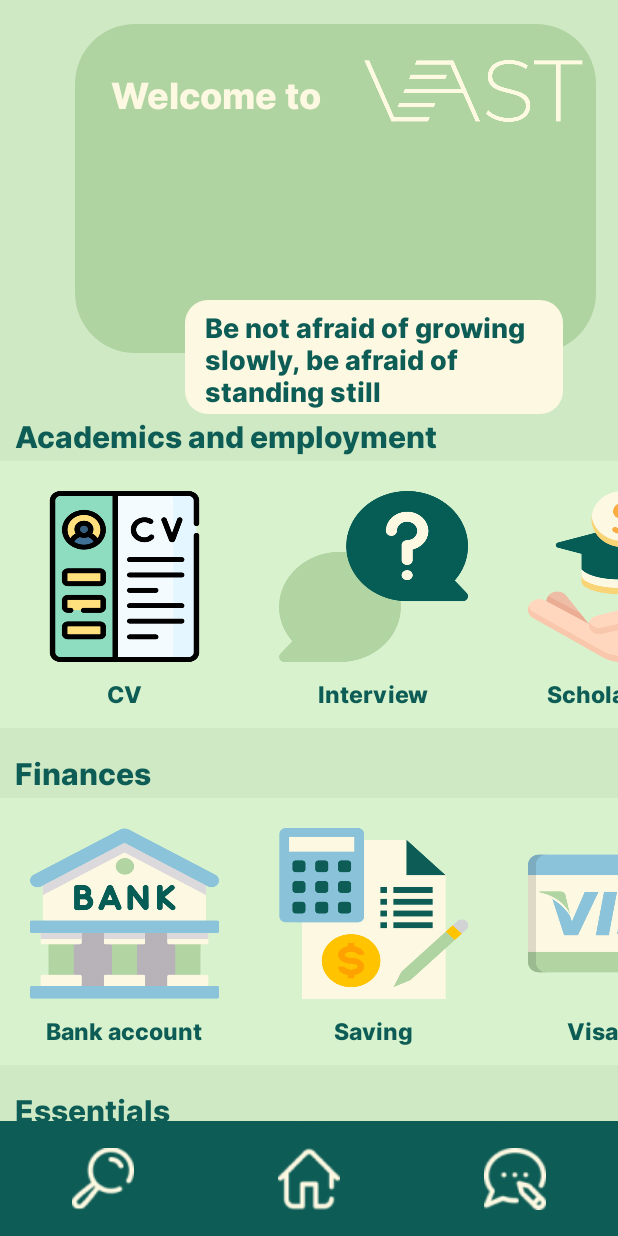
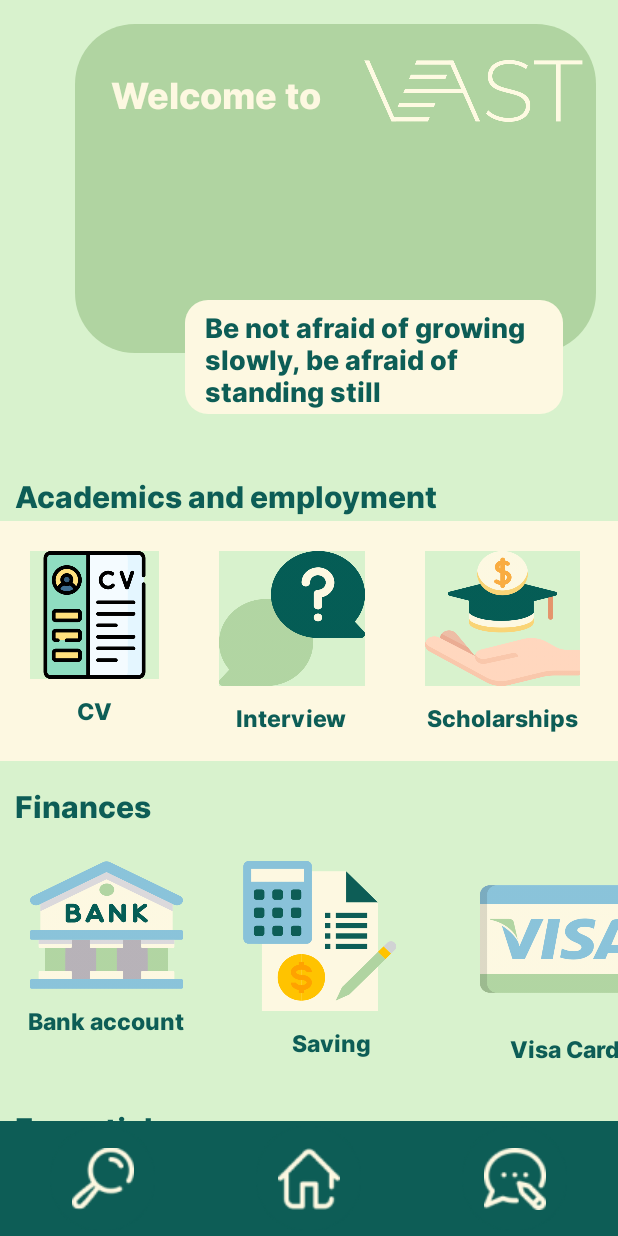
Before and after one commit to davidissak-zade/Vast, an Android app: the screen it shows after launch (MainActivity), on a phone screen of 412 x 824 dp. Run offline under Robolectric (Android 15) with nearby library versions, the phone set to English and light mode, and no system bars.

Commit message:
fix main page design

```diff
--- a/app/src/main/res/layout/activity_main.xml
+++ b/app/src/main/res/layout/activity_main.xml
@@ -5,7 +5,7 @@
     android:orientation="vertical"
     android:layout_width="fill_parent"
     android:layout_height="fill_parent"
-    android:background="#D0E9C5">
+    android:background="#D8f2cd">
 
 
     <ScrollView
@@ -85,6 +85,7 @@
                     android:layout_width="wrap_content"
                     android:layout_height="wrap_content"
                     android:layout_gravity="left"
+                    android:layout_marginTop="40dp"
                     android:fontFamily="@font/inter"
                     android:layout_marginLeft="10dp"
                     android:text="Academics and employment"
@@ -102,33 +103,33 @@
                     <LinearLayout
                         android:layout_width="match_parent"
                         android:layout_height="match_parent"
+                        android:background="#FDF8E1"
                         android:orientation="horizontal">
 
                         <LinearLayout
                             android:layout_width="wrap_content"
-                                android:layout_height="wrap_content"
+                            android:layout_height="149dp"
                             android:orientation="vertical"
-                                android:padding="10dp"
-                                >
+                            android:padding="10dp">
 
                             <ImageButton
                                 android:id="@+id/CV"
-                                android:background="#D8F2CD"
-                                android:layout_width="126dp"
-                                android:layout_height="114dp"
-                                android:scaleType="fitXY"
+                                android:layout_width="86dp"
+                                android:layout_height="99dp"
                                 android:layout_margin="15px"
                                 android:layout_weight="1"
-                                android:src="@drawable/cvimg"
-                                />
+                                android:background="#D8F2CD"
+                                android:scaleType="fitXY"
+                                android:src="@drawable/cvimg" />
+
                             <TextView
                                 android:layout_width="wrap_content"
                                 android:layout_height="wrap_content"
+                                android:layout_gravity="center_horizontal"
+                                android:fontFamily="@font/inter"
                                 android:text="CV"
+                                android:textAlignment="center"
                                 android:textColor="@color/textCOLOR"
-                                android:fontFamily="@font/inter"
-                                android:layout_gravity="center_horizontal"
-                                android:textAlignment="center"
                                 android:textSize="15dp" />
 
                         </LinearLayout>
@@ -140,16 +141,16 @@
                             android:orientation="vertical"
                             android:padding="10dp"
                             >
+
                             <ImageButton
                                 android:id="@+id/interview"
-                                android:background="#D8F2CD"
-                                android:layout_width="126dp"
-                                android:layout_height="114dp"
-                                android:scaleType="fitXY"
+                                android:layout_width="97dp"
+                                android:layout_height="90dp"
                                 android:layout_margin="15px"
                                 android:layout_weight="1"
-                                android:src="@drawable/inter"
-                                />
+                                android:background="#D8F2CD"
+                                android:scaleType="fitXY"
+                                android:src="@drawable/inter" />
                             <TextView
                                 android:layout_width="wrap_content"
                                 android:layout_height="wrap_content"
@@ -169,16 +170,16 @@
                             android:orientation="vertical"
                             android:padding="10dp"
                             >
+
                             <ImageButton
                                 android:id="@+id/scholarship"
-                                android:background="#D8F2CD"
-                                android:layout_width="126dp"
-                                android:layout_height="114dp"
-                                android:scaleType="fitXY"
+                                android:layout_width="103dp"
+                                android:layout_height="90dp"
                                 android:layout_margin="15px"
                                 android:layout_weight="1"
-                                android:src="@drawable/scholer"
-                                />
+                                android:background="#D8F2CD"
+                                android:scaleType="fitXY"
+                                android:src="@drawable/scholer" />
                             <TextView
                                 android:layout_width="wrap_content"
                                 android:layout_height="wrap_content"
@@ -200,8 +201,8 @@
 
                             <ImageButton
                                 android:id="@+id/exam"
-                                android:layout_width="126dp"
-                                android:layout_height="114dp"
+                                android:layout_width="96dp"
+                                android:layout_height="94dp"
                                 android:layout_margin="15px"
                                 android:layout_weight="1"
                                 android:background="#D8F2CD"
@@ -226,16 +227,16 @@
                             android:orientation="vertical"
                             android:padding="10dp"
                             >
+
                             <ImageButton
                                 android:id="@+id/university"
-                                android:background="#D8F2CD"
-                                android:layout_width="126dp"
-                                android:layout_height="114dp"
-                                android:scaleType="fitXY"
+                                android:layout_width="98dp"
+                                android:layout_height="96dp"
                                 android:layout_margin="15px"
                                 android:layout_weight="1"
-                                android:src="@drawable/universittyy"
-                                />
+                                android:background="#D8F2CD"
+                                android:scaleType="fitXY"
+                                android:src="@drawable/universittyy" />
                             <TextView
                                 android:layout_width="wrap_content"
                                 android:layout_height="wrap_content"
@@ -299,16 +300,16 @@
                             android:orientation="vertical"
                             android:padding="10dp"
                             >
+
                             <ImageButton
                                 android:id="@+id/bankaccount"
-                                android:background="#D8F2CD"
-                                android:layout_width="126dp"
-                                android:layout_height="114dp"
-                                android:scaleType="fitXY"
+                                android:layout_width="102dp"
+                                android:layout_height="85dp"
                                 android:layout_margin="15px"
                                 android:layout_weight="1"
-                                android:src="@drawable/bankk"
-                                />
+                                android:background="#D8F2CD"
+                                android:scaleType="fitXY"
+                                android:src="@drawable/bankk" />
 
                             <TextView
                                 android:layout_width="wrap_content"
@@ -329,16 +330,16 @@
                             android:orientation="vertical"
                             android:padding="10dp"
                             >
+
                             <ImageButton
                                 android:id="@+id/saving"
-                                android:background="#D8F2CD"
-                                android:layout_width="126dp"
-                                android:layout_height="114dp"
-                                android:scaleType="fitXY"
+                                android:layout_width="102dp"
+                                android:layout_height="100dp"
                                 android:layout_margin="15px"
                                 android:layout_weight="1"
-                                android:src="@drawable/saving"
-                                />
+                                android:background="#D8F2CD"
+                                android:scaleType="fitXY"
+                                android:src="@drawable/saving" />
 
                             <TextView
                                 android:layout_width="138dp"
@@ -358,16 +359,16 @@
                             android:orientation="vertical"
                             android:padding="10dp"
                             >
+
                             <ImageButton
                                 android:id="@+id/visa"
-                                android:background="#D8F2CD"
-                                android:layout_width="126dp"
-                                android:layout_height="114dp"
-                                android:scaleType="fitXY"
+                                android:layout_width="113dp"
+                                android:layout_height="104dp"
                                 android:layout_margin="15px"
                                 android:layout_weight="1"
-                                android:src="@drawable/viissa"
-                                />
+                                android:background="#D8F2CD"
+                                android:scaleType="fitXY"
+                                android:src="@drawable/viissa" />
 
                             <TextView
                                 android:layout_width="104dp"
@@ -387,15 +388,15 @@
                             android:orientation="vertical"
                             android:padding="10dp"
                             >
+
                             <ImageButton
-                                android:background="#D8F2CD"
-                                android:layout_width="126dp"
-                                android:layout_height="114dp"
-                                android:scaleType="fitXY"
+                                android:layout_width="108dp"
+                                android:layout_height="98dp"
                                 android:layout_margin="15px"
                                 android:layout_weight="1"
-                                android:src="@drawable/loan"
-                                />
+                                android:background="#D8F2CD"
+                                android:scaleType="fitXY"
+                                android:src="@drawable/loan" />
                             <TextView
                                 android:layout_width="wrap_content"
                                 android:layout_height="wrap_content"
@@ -414,16 +415,16 @@
                             android:orientation="vertical"
                             android:padding="10dp"
                             >
+
                             <ImageButton
                                 android:id="@+id/bills"
-                                android:background="#D8F2CD"
-                                android:layout_width="126dp"
-                                android:layout_height="114dp"
-                                android:scaleType="fitXY"
+                                android:layout_width="96dp"
+                                android:layout_height="102dp"
                                 android:layout_margin="15px"
                                 android:layout_weight="1"
-                                android:src="@drawable/bill"
-                                />
+                                android:background="#D8F2CD"
+                                android:scaleType="fitXY"
+                                android:src="@drawable/bill" />
                             <TextView
                                 android:layout_width="wrap_content"
                                 android:layout_height="wrap_content"
@@ -442,16 +443,16 @@
                             android:orientation="vertical"
                             android:padding="10dp"
                             >
+
                             <ImageButton
                                 android:id="@+id/taxes"
-                                android:background="#D8F2CD"
-                                android:layout_width="126dp"
-                                android:layout_height="114dp"
-                                android:scaleType="fitXY"
+                                android:layout_width="102dp"
+                                android:layout_height="90dp"
                                 android:layout_margin="15px"
                                 android:layout_weight="1"
-                                android:src="@drawable/taxx"
-                                />
+                                android:background="#D8F2CD"
+                                android:scaleType="fitXY"
+                                android:src="@drawable/taxx" />
                             <TextView
                                 android:layout_width="wrap_content"
                                 android:layout_height="wrap_content"
@@ -511,16 +512,16 @@
                             android:orientation="vertical"
                             android:padding="10dp"
                             >
+
                             <ImageButton
                                 android:id="@+id/license"
-                                android:background="#D8F2CD"
-                                android:layout_width="126dp"
-                                android:layout_height="114dp"
-                                android:scaleType="fitXY"
+                                android:layout_width="112dp"
+                                android:layout_height="101dp"
                                 android:layout_margin="15px"
                                 android:layout_weight="1"
-                                android:src="@drawable/drive"
-                                />
+                                android:background="#D8F2CD"
+                                android:scaleType="fitXY"
+                                android:src="@drawable/drive" />
                             <TextView
                                 android:layout_width="wrap_content"
                                 android:layout_height="wrap_content"
@@ -540,16 +541,16 @@
                             android:orientation="vertical"
                             android:padding="10dp"
                             >
+
                             <ImageButton
                                 android:id="@+id/insurace"
-                                android:background="#D8F2CD"
-                                android:layout_width="126dp"
-                                android:layout_height="114dp"
-                                android:scaleType="fitXY"
+                                android:layout_width="102dp"
+                                android:layout_height="101dp"
                                 android:layout_margin="15px"
                                 android:layout_weight="1"
-                                android:src="@drawable/neww"
-                                />
+                                android:background="#D8F2CD"
+                                android:scaleType="fitXY"
+                                android:src="@drawable/neww" />
                             <TextView
                                 android:layout_width="wrap_content"
                                 android:layout_height="wrap_content"
@@ -568,16 +569,16 @@
                             android:orientation="vertical"
                             android:padding="10dp"
                             >
+
                             <ImageButton
                                 android:id="@+id/renting"
-                                android:background="#D8F2CD"
-                                android:layout_width="126dp"
-                                android:layout_height="114dp"
-                                android:scaleType="fitXY"
+                                android:layout_width="105dp"
+                                android:layout_height="99dp"
                                 android:layout_margin="15px"
                                 android:layout_weight="1"
-                                android:src="@drawable/rentt"
-                                />
+                                android:background="#D8F2CD"
+                                android:scaleType="fitXY"
+                                android:src="@drawable/rentt" />
                             <TextView
                                 android:layout_width="wrap_content"
                                 android:layout_height="wrap_content"
@@ -625,16 +626,16 @@
                             android:orientation="vertical"
                             android:padding="10dp"
                             >
+
                             <ImageButton
                                 android:id="@+id/mail"
-                                android:background="#D8F2CD"
-                                android:layout_width="126dp"
-                                android:layout_height="114dp"
-                                android:scaleType="fitXY"
+                                android:layout_width="116dp"
+                                android:layout_height="105dp"
                                 android:layout_margin="15px"
                                 android:layout_weight="1"
-                                android:src="@drawable/mail"
-                                />
+                                android:background="#D8F2CD"
+                                android:scaleType="fitXY"
+                                android:src="@drawable/mail" />
                             <TextView
                                 android:layout_width="wrap_content"
                                 android:layout_height="wrap_content"
@@ -653,16 +654,16 @@
                             android:orientation="vertical"
                             android:padding="10dp"
                             >
+
                             <ImageButton
                                 android:id="@+id/laundry"
-                                android:background="#D8F2CD"
-                                android:layout_width="126dp"
-                                android:layout_height="114dp"
-                                android:scaleType="fitXY"
+                                android:layout_width="102dp"
+                                android:layout_height="96dp"
                                 android:layout_margin="15px"
                                 android:layout_weight="1"
-                                android:src="@drawable/lan"
-                                />
+                                android:background="#D8F2CD"
+                                android:scaleType="fitXY"
+                                android:src="@drawable/lan" />
                             <TextView
                                 android:layout_width="wrap_content"
                                 android:layout_height="wrap_content"
```
Also changed, not shown: app/src/main/res/layout/activity_createpost.xml (+26 -37 lines), app/src/main/res/layout/activity_reply_post.xml (+9 -83 lines). Lines whose indentation alone changed are shown as unchanged.
